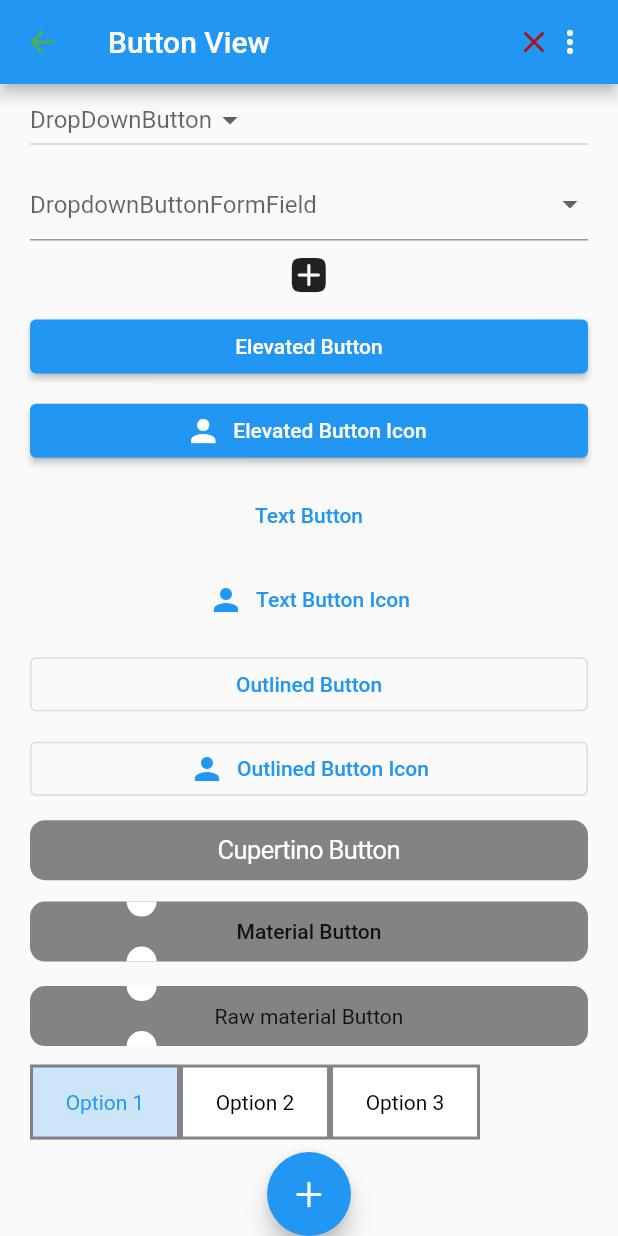
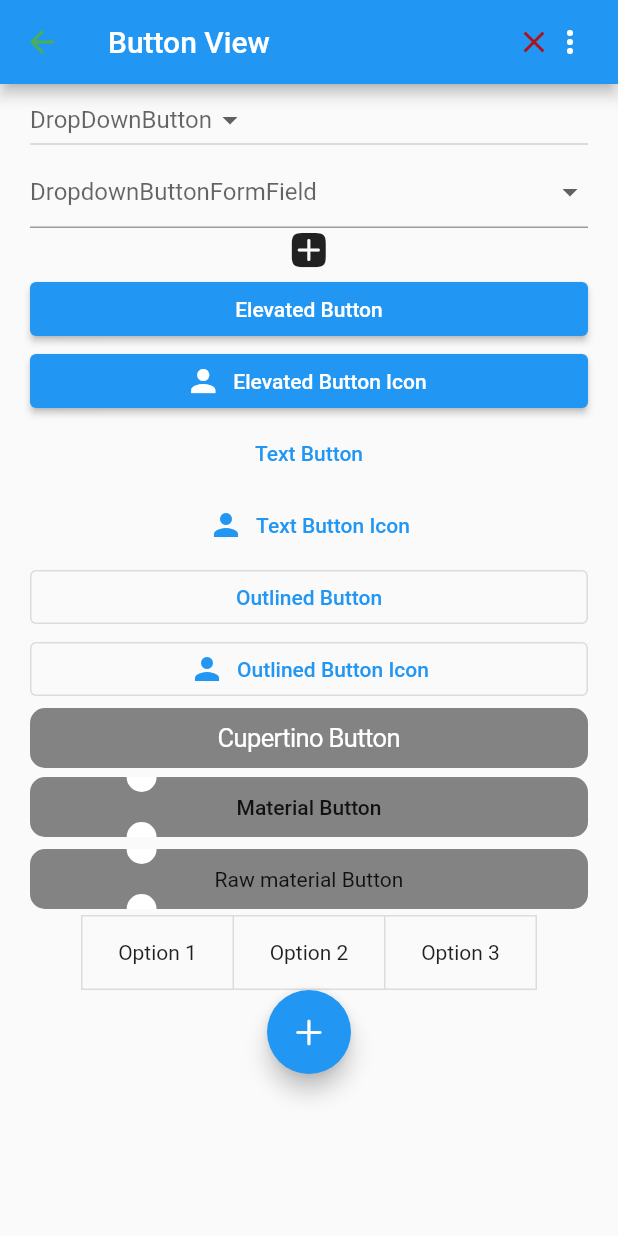
Before and after one commit to matthew-hoang-nhat/gallery-app, a Flutter app: the ButtonScreen screen opened by its route, on a phone screen of 412 x 824 dp. Run offline on Flutter 3.47's test engine with Material 2 defaults, Android fonts, the phone set to English and light mode, and no system bars; our stand-ins replace bloc, equatable, flutter_bloc, get_it, go_router.

Commit message:
hotfix: use option_button

```diff
--- a/lib/src/features/button/screens/button_screen.dart
+++ b/lib/src/features/button/screens/button_screen.dart
@@ -1,6 +1,7 @@
 import 'package:flutter/cupertino.dart';
 import 'package:flutter/material.dart';
 import 'package:gallery_app/src/config/constants/app_colors.dart';
+import 'package:gallery_app/src/features/button/widgets/toggle_button.dart';
 
 import '../widgets/half_circle.dart';
 
@@ -31,6 +32,7 @@ class _ButtonScreenState extends State<ButtonScreen> {
       ),
       body: Container(
         margin: const EdgeInsets.symmetric(horizontal: 20),
+        child: SingleChildScrollView(
           child: Column(
               mainAxisAlignment: MainAxisAlignment.spaceBetween,
               children: [
@@ -39,8 +41,8 @@ class _ButtonScreenState extends State<ButtonScreen> {
                   child: DropdownButton<String>(
                       hint: const Text('DropDownButton'),
                       items: dropDownItems
-                        .map((String e) =>
-                            DropdownMenuItem<String>(value: e, child: Text(e)))
+                          .map((String e) => DropdownMenuItem<String>(
+                              value: e, child: Text(e)))
                           .toList(),
                       // value: dropdownItem,
                       onChanged: (value) {}),
@@ -59,7 +61,8 @@ class _ButtonScreenState extends State<ButtonScreen> {
                 SizedBox(
                     width: double.infinity,
                     child: ElevatedButton(
-                      onPressed: () {}, child: const Text('Elevated Button'))),
+                        onPressed: () {},
+                        child: const Text('Elevated Button'))),
                 SizedBox(
                   width: double.infinity,
                   child: ElevatedButton.icon(
@@ -81,7 +84,8 @@ class _ButtonScreenState extends State<ButtonScreen> {
                 SizedBox(
                     width: double.infinity,
                     child: OutlinedButton(
-                      onPressed: () {}, child: const Text('Outlined Button'))),
+                        onPressed: () {},
+                        child: const Text('Outlined Button'))),
                 SizedBox(
                   width: double.infinity,
                   child: OutlinedButton.icon(
@@ -125,18 +129,20 @@ class _ButtonScreenState extends State<ButtonScreen> {
                           alignment: Alignment.center,
                           child: const Text('Raw material Button')),
                     )),
-              Row(
-                children: [
-                  customRadioButton('Option 1', 0),
-                  customRadioButton('Option 2', 1),
-                  customRadioButton('Option 3', 2),
-                ],
-              ),
+                // Row(
+                //   children: [
+                //     customRadioButton('Option 1', 0),
+                //     customRadioButton('Option 2', 1),
+                //     customRadioButton('Option 3', 2),
+                //   ],
+                // ),
+                const ToggleButtonWidget(),
                 FloatingActionButton(
                   onPressed: () {},
                   child: const Icon(CupertinoIcons.plus),
                 )
               ]),
+        ),
       ),
     );
   }
--- /dev/null
+++ b/lib/src/features/button/widgets/toggle_button.dart
@@ -0,0 +1,32 @@
+import 'package:flutter/material.dart';
+
+class ToggleButtonWidget extends StatefulWidget {
+  const ToggleButtonWidget({super.key});
+
+  @override
+  State<ToggleButtonWidget> createState() => _ToggleButtonWidgetState();
+}
+
+class _ToggleButtonWidgetState extends State<ToggleButtonWidget> {
+  final List<Widget> children = [
+    Container(
+        width: 100, alignment: Alignment.center, child: const Text('Option 1')),
+    Container(
+        alignment: Alignment.center, width: 100, child: const Text('Option 2')),
+    Container(
+        alignment: Alignment.center, width: 100, child: const Text('Option 3')),
+  ];
+  final List<bool> selection = [false, false, false];
+
+  @override
+  Widget build(BuildContext context) {
+    return ToggleButtons(
+      isSelected: selection,
+      onPressed: ((index) {
+        selection[index] = !selection[index];
+        setState(() {});
+      }),
+      children: children,
+    );
+  }
+}
```
Lines whose indentation alone changed are shown as unchanged.
